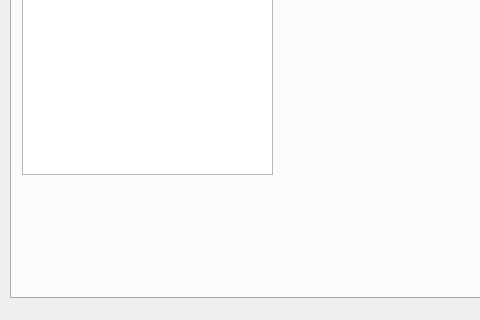
TischlerWilly/iwop, file mainwindow.ui: the form before one commit; both pictures show x 0 to 480 and y 298 to 618 of the 807 by 618 pixel window.
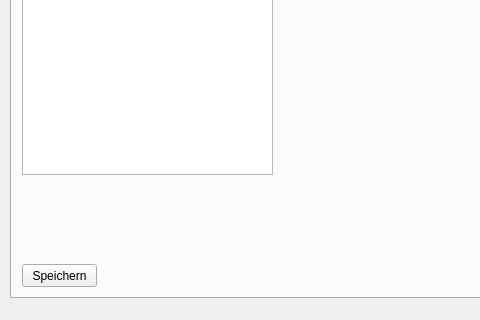
The form after the commit. The open tabs and pages were chosen to show the change.

Patch:
```diff
--- a/mainwindow.ui
+++ b/mainwindow.ui
@@ -87,6 +87,19 @@
        <string>neue Säge</string>
       </property>
      </widget>
+     <widget class="QPushButton" name="pushButton_wkz_speichern">
+      <property name="geometry">
+       <rect>
+        <x>10</x>
+        <y>490</y>
+        <width>75</width>
+        <height>23</height>
+       </rect>
+      </property>
+      <property name="text">
+       <string>Speichern</string>
+      </property>
+     </widget>
     </widget>
    </widget>
   </widget>
```
Left out of the diff: 2 changed lines with no effect on the pictures.
